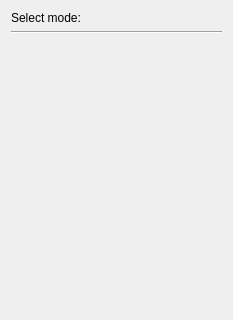
dmitry64/av20, file ui/modeselectionwidget.ui: the form before one commit.
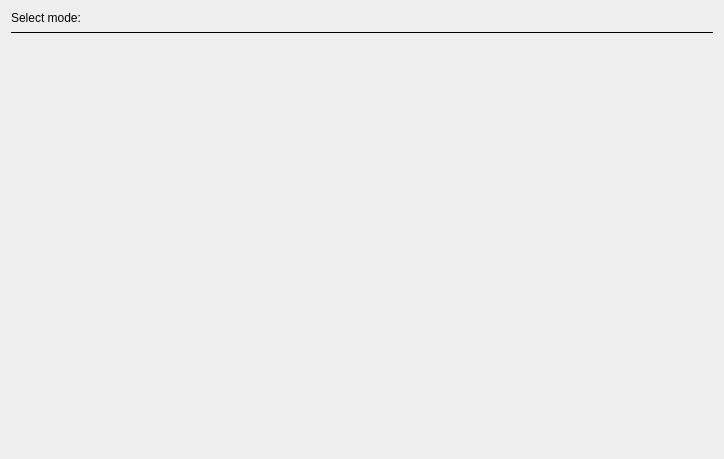
The form after the commit.

```diff
--- a/ui/modeselectionwidget.ui
+++ b/ui/modeselectionwidget.ui
@@ -6,8 +6,8 @@
    <rect>
     <x>0</x>
     <y>0</y>
-    <width>233</width>
-    <height>320</height>
+    <width>724</width>
+    <height>459</height>
    </rect>
   </property>
   <property name="windowTitle">
@@ -18,6 +18,22 @@
   </property>
   <layout class="QVBoxLayout" name="verticalLayout_2">
    <item>
+    <layout class="QHBoxLayout" name="horizontalLayout">
+     <property name="topMargin">
+      <number>0</number>
+     </property>
+     <item>
+      <layout class="QVBoxLayout" name="verticalLayout">
+       <property name="topMargin">
+        <number>0</number>
+       </property>
+       <property name="rightMargin">
+        <number>0</number>
+       </property>
+       <property name="bottomMargin">
+        <number>0</number>
+       </property>
+       <item>
     <widget class="QLabel" name="label">
      <property name="text">
       <string>Select mode:</string>
@@ -26,6 +42,9 @@
    </item>
    <item>
     <widget class="Line" name="line">
+         <property name="frameShadow">
+          <enum>QFrame::Plain</enum>
+         </property>
      <property name="orientation">
       <enum>Qt::Horizontal</enum>
      </property>
@@ -56,6 +75,10 @@
       </size>
      </property>
     </spacer>
+       </item>
+      </layout>
+     </item>
+    </layout>
    </item>
   </layout>
  </widget>
```
Lines whose indentation alone changed are shown as unchanged.
